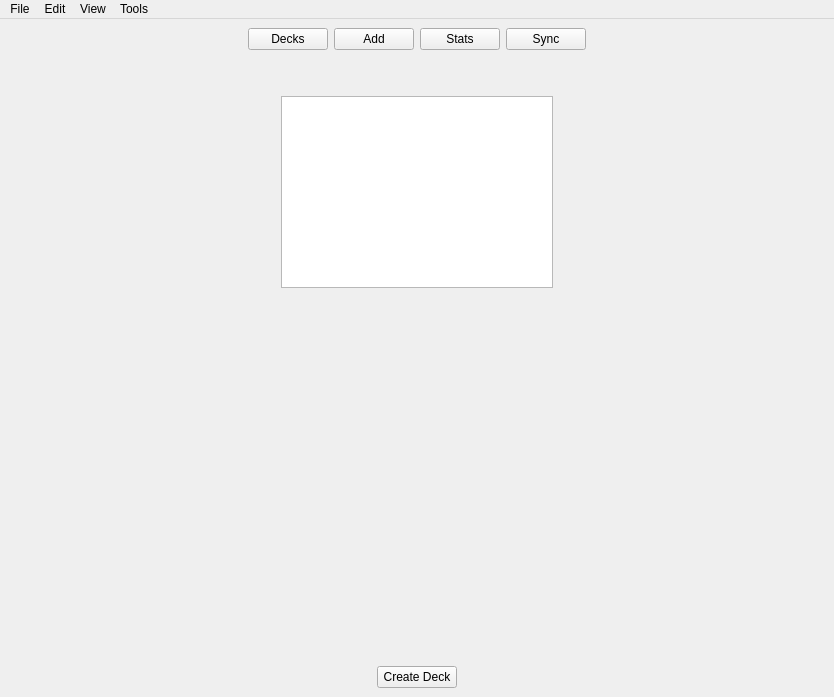
Before: the Qt Designer form Development/Source_Code/mainwindow.ui in TheSizzlingDefense/IA_Project, drawn with Qt 5.
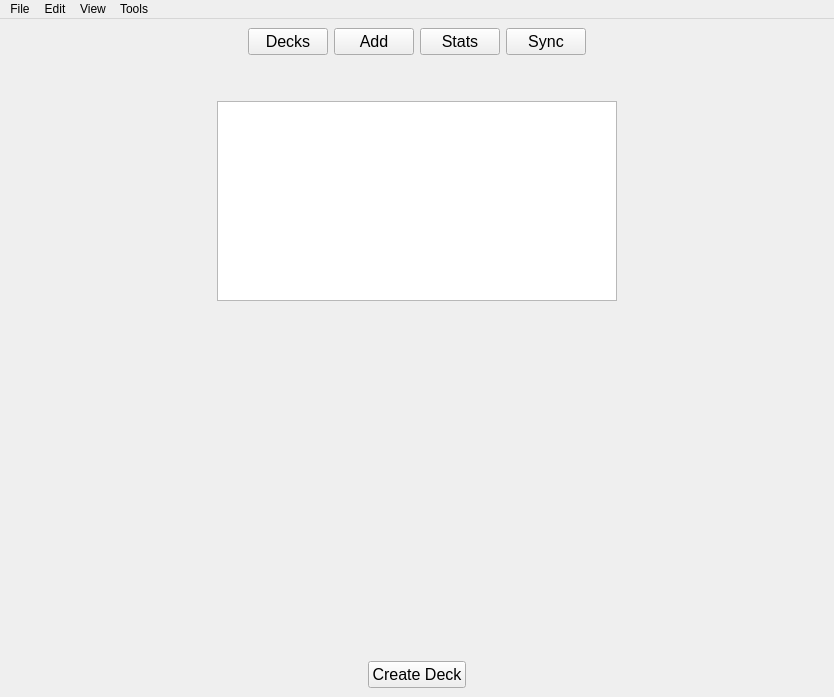
After: the same form once the commit is applied.

Commit message: Finished adding the ability to create a list and display it

What changed in the file:
```diff
--- a/Development/Source_Code/mainwindow.ui
+++ b/Development/Source_Code/mainwindow.ui
@@ -43,6 +43,11 @@
         </item>
         <item alignment="Qt::AlignmentFlag::AlignTop">
          <widget class="QPushButton" name="listDecks">
+          <property name="font">
+           <font>
+            <pointsize>12</pointsize>
+           </font>
+          </property>
           <property name="text">
            <string>Decks</string>
           </property>
@@ -50,6 +55,11 @@
         </item>
         <item alignment="Qt::AlignmentFlag::AlignTop">
          <widget class="QPushButton" name="addWord">
+          <property name="font">
+           <font>
+            <pointsize>12</pointsize>
+           </font>
+          </property>
           <property name="text">
            <string>Add</string>
           </property>
@@ -57,6 +67,11 @@
         </item>
         <item alignment="Qt::AlignmentFlag::AlignTop">
          <widget class="QPushButton" name="showStats">
+          <property name="font">
+           <font>
+            <pointsize>12</pointsize>
+           </font>
+          </property>
           <property name="text">
            <string>Stats</string>
           </property>
@@ -64,6 +79,11 @@
         </item>
         <item alignment="Qt::AlignmentFlag::AlignTop">
          <widget class="QPushButton" name="syncWords">
+          <property name="font">
+           <font>
+            <pointsize>12</pointsize>
+           </font>
+          </property>
           <property name="text">
            <string>Sync</string>
           </property>
@@ -117,8 +137,26 @@
         </property>
        </spacer>
       </item>
-      <item alignment="Qt::AlignmentFlag::AlignBottom">
-       <widget class="QListView" name="deckList"/>
+      <item>
+       <widget class="QListWidget" name="deckList">
+        <property name="minimumSize">
+         <size>
+          <width>400</width>
+          <height>0</height>
+         </size>
+        </property>
+        <property name="maximumSize">
+         <size>
+          <width>16777215</width>
+          <height>200</height>
+         </size>
+        </property>
+        <property name="font">
+         <font>
+          <pointsize>12</pointsize>
+         </font>
+        </property>
+       </widget>
       </item>
       <item>
        <spacer name="horizontal_spacer_middle_right">
@@ -165,6 +203,11 @@
       </item>
       <item>
        <widget class="QPushButton" name="creatDeck">
+        <property name="font">
+         <font>
+          <pointsize>12</pointsize>
+         </font>
+        </property>
         <property name="text">
          <string>Create Deck</string>
         </property>
```
The commit also changes 7 other files.
